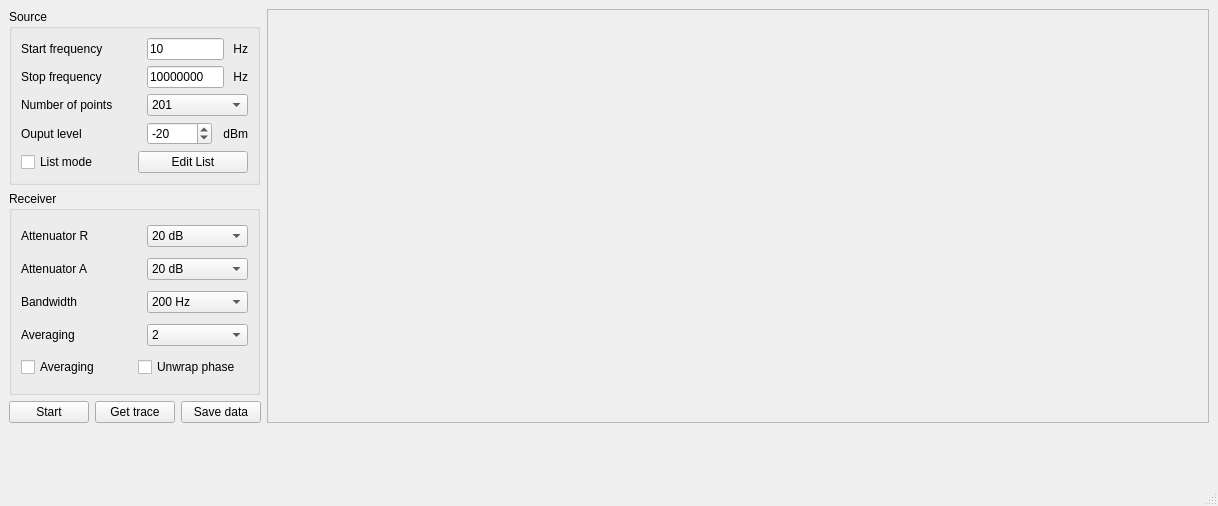
Before: the Qt Designer form mainwindow.ui in derlucae98/8751A_loop_gain_phase_gui, drawn with Qt 5.
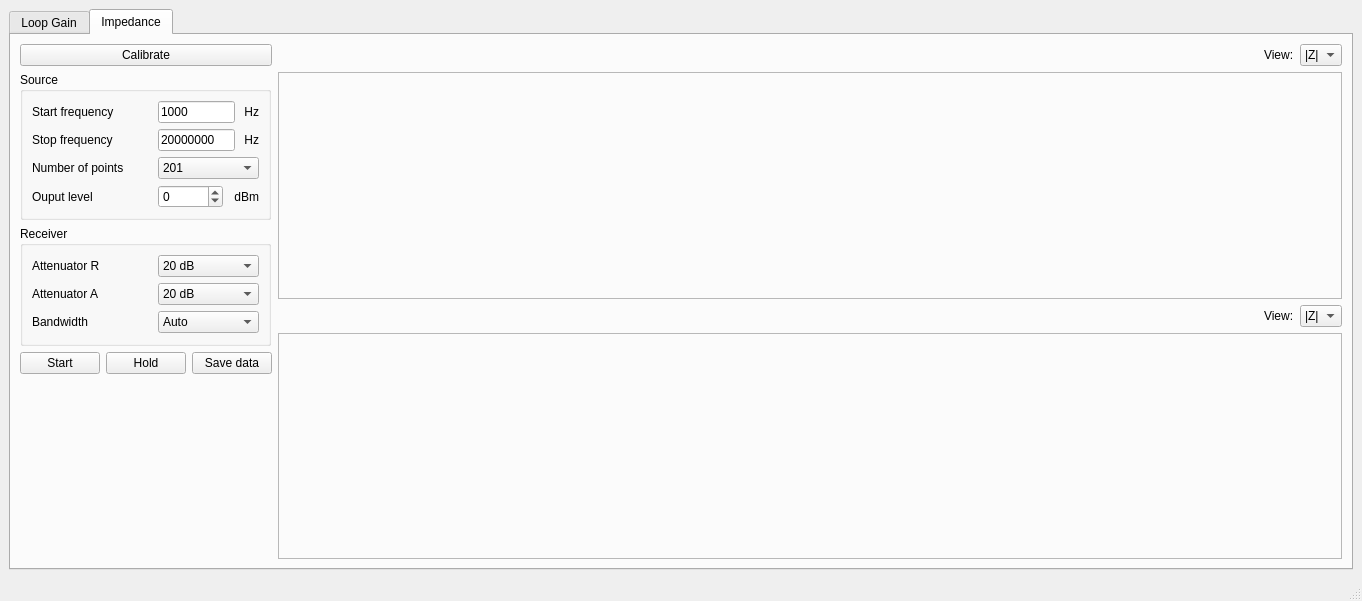
After: the same form once the commit is applied. The open tabs and pages were chosen to show the change.

Commit message: Add impedance measurement in new tab

```diff
--- a/mainwindow.ui
+++ b/mainwindow.ui
@@ -6,14 +6,24 @@
    <rect>
     <x>0</x>
     <y>0</y>
-    <width>1218</width>
-    <height>506</height>
+    <width>1362</width>
+    <height>601</height>
    </rect>
   </property>
   <property name="windowTitle">
    <string>HP 8751A GUI</string>
   </property>
   <widget class="QWidget" name="centralwidget">
+   <layout class="QGridLayout" name="gridLayout">
+    <item row="0" column="0">
+     <widget class="QTabWidget" name="tabWidget">
+      <property name="currentIndex">
+       <number>0</number>
+      </property>
+      <widget class="QWidget" name="loop">
+       <attribute name="title">
+        <string>Loop Gain</string>
+       </attribute>
    <layout class="QFormLayout" name="formLayout">
     <item row="0" column="0">
      <layout class="QVBoxLayout" name="verticalLayout">
@@ -28,7 +38,7 @@
         <property name="title">
          <string>Source</string>
         </property>
-        <layout class="QGridLayout" name="gridLayout">
+            <layout class="QGridLayout" name="gridLayout_2">
          <item row="0" column="0">
           <layout class="QHBoxLayout" name="horizontalLayout">
            <item>
@@ -257,7 +267,7 @@
         <property name="title">
          <string>Receiver</string>
         </property>
-        <layout class="QGridLayout" name="gridLayout_2">
+            <layout class="QGridLayout" name="gridLayout_3">
          <item row="0" column="0">
           <layout class="QHBoxLayout" name="horizontalLayout_5">
            <item>
@@ -508,6 +518,19 @@
         </item>
        </layout>
       </item>
+          <item>
+           <spacer name="verticalSpacer">
+            <property name="orientation">
+             <enum>Qt::Vertical</enum>
+            </property>
+            <property name="sizeHint" stdset="0">
+             <size>
+              <width>20</width>
+              <height>40</height>
+             </size>
+            </property>
+           </spacer>
+          </item>
      </layout>
     </item>
     <item row="0" column="1">
@@ -525,6 +548,583 @@
     </item>
    </layout>
   </widget>
+      <widget class="QWidget" name="impedance">
+       <attribute name="title">
+        <string>Impedance</string>
+       </attribute>
+       <layout class="QGridLayout" name="gridLayout_6">
+        <item row="0" column="0" rowspan="2">
+         <layout class="QVBoxLayout" name="verticalLayout_2">
+          <item>
+           <widget class="QPushButton" name="pushButton">
+            <property name="text">
+             <string>Calibrate</string>
+            </property>
+           </widget>
+          </item>
+          <item>
+           <widget class="QGroupBox" name="grpSource_2">
+            <property name="maximumSize">
+             <size>
+              <width>251</width>
+              <height>16777215</height>
+             </size>
+            </property>
+            <property name="title">
+             <string>Source</string>
+            </property>
+            <layout class="QGridLayout" name="gridLayout_4">
+             <item row="2" column="0">
+              <layout class="QHBoxLayout" name="horizontalLayout_14">
+               <item>
+                <widget class="QLabel" name="label_15">
+                 <property name="minimumSize">
+                  <size>
+                   <width>120</width>
+                   <height>0</height>
+                  </size>
+                 </property>
+                 <property name="maximumSize">
+                  <size>
+                   <width>120</width>
+                   <height>16777215</height>
+                  </size>
+                 </property>
+                 <property name="text">
+                  <string>Number of points</string>
+                 </property>
+                </widget>
+               </item>
+               <item>
+                <widget class="QComboBox" name="numberOfPoints_imp">
+                 <property name="currentIndex">
+                  <number>2</number>
+                 </property>
+                 <item>
+                  <property name="text">
+                   <string>51</string>
+                  </property>
+                 </item>
+                 <item>
+                  <property name="text">
+                   <string>101</string>
+                  </property>
+                 </item>
+                 <item>
+                  <property name="text">
+                   <string>201</string>
+                  </property>
+                 </item>
+                 <item>
+                  <property name="text">
+                   <string>401</string>
+                  </property>
+                 </item>
+                 <item>
+                  <property name="text">
+                   <string>801</string>
+                  </property>
+                 </item>
+                </widget>
+               </item>
+              </layout>
+             </item>
+             <item row="3" column="0">
+              <layout class="QHBoxLayout" name="horizontalLayout_15">
+               <item>
+                <widget class="QLabel" name="label_16">
+                 <property name="minimumSize">
+                  <size>
+                   <width>120</width>
+                   <height>0</height>
+                  </size>
+                 </property>
+                 <property name="maximumSize">
+                  <size>
+                   <width>120</width>
+                   <height>16777215</height>
+                  </size>
+                 </property>
+                 <property name="text">
+                  <string>Ouput level</string>
+                 </property>
+                </widget>
+               </item>
+               <item>
+                <widget class="QDoubleSpinBox" name="outputPower_imp">
+                 <property name="decimals">
+                  <number>0</number>
+                 </property>
+                 <property name="minimum">
+                  <double>-50.000000000000000</double>
+                 </property>
+                 <property name="maximum">
+                  <double>15.000000000000000</double>
+                 </property>
+                 <property name="value">
+                  <double>0.000000000000000</double>
+                 </property>
+                </widget>
+               </item>
+               <item>
+                <widget class="QLabel" name="label_17">
+                 <property name="maximumSize">
+                  <size>
+                   <width>30</width>
+                   <height>16777215</height>
+                  </size>
+                 </property>
+                 <property name="text">
+                  <string>dBm</string>
+                 </property>
+                 <property name="alignment">
+                  <set>Qt::AlignRight|Qt::AlignTrailing|Qt::AlignVCenter</set>
+                 </property>
+                </widget>
+               </item>
+              </layout>
+             </item>
+             <item row="0" column="0">
+              <layout class="QHBoxLayout" name="horizontalLayout_12">
+               <item>
+                <widget class="QLabel" name="label_9">
+                 <property name="minimumSize">
+                  <size>
+                   <width>120</width>
+                   <height>0</height>
+                  </size>
+                 </property>
+                 <property name="maximumSize">
+                  <size>
+                   <width>120</width>
+                   <height>16777215</height>
+                  </size>
+                 </property>
+                 <property name="text">
+                  <string>Start frequency</string>
+                 </property>
+                </widget>
+               </item>
+               <item>
+                <widget class="QLineEdit" name="startFreq_imp">
+                 <property name="text">
+                  <string>1000</string>
+                 </property>
+                </widget>
+               </item>
+               <item>
+                <widget class="QLabel" name="label_11">
+                 <property name="text">
+                  <string> Hz</string>
+                 </property>
+                 <property name="alignment">
+                  <set>Qt::AlignRight|Qt::AlignTrailing|Qt::AlignVCenter</set>
+                 </property>
+                </widget>
+               </item>
+              </layout>
+             </item>
+             <item row="1" column="0">
+              <layout class="QHBoxLayout" name="horizontalLayout_13">
+               <item>
+                <widget class="QLabel" name="label_13">
+                 <property name="minimumSize">
+                  <size>
+                   <width>120</width>
+                   <height>0</height>
+                  </size>
+                 </property>
+                 <property name="maximumSize">
+                  <size>
+                   <width>120</width>
+                   <height>16777215</height>
+                  </size>
+                 </property>
+                 <property name="text">
+                  <string>Stop frequency</string>
+                 </property>
+                </widget>
+               </item>
+               <item>
+                <widget class="QLineEdit" name="stopFreq_imp">
+                 <property name="text">
+                  <string>20000000</string>
+                 </property>
+                </widget>
+               </item>
+               <item>
+                <widget class="QLabel" name="label_14">
+                 <property name="text">
+                  <string> Hz</string>
+                 </property>
+                 <property name="alignment">
+                  <set>Qt::AlignRight|Qt::AlignTrailing|Qt::AlignVCenter</set>
+                 </property>
+                </widget>
+               </item>
+              </layout>
+             </item>
+            </layout>
+           </widget>
+          </item>
+          <item>
+           <widget class="QGroupBox" name="grpReceive_2">
+            <property name="minimumSize">
+             <size>
+              <width>0</width>
+              <height>120</height>
+             </size>
+            </property>
+            <property name="maximumSize">
+             <size>
+              <width>251</width>
+              <height>16777215</height>
+             </size>
+            </property>
+            <property name="title">
+             <string>Receiver</string>
+            </property>
+            <layout class="QGridLayout" name="gridLayout_5">
+             <item row="2" column="0">
+              <layout class="QHBoxLayout" name="horizontalLayout_19">
+               <item>
+                <widget class="QLabel" name="label_20">
+                 <property name="minimumSize">
+                  <size>
+                   <width>120</width>
+                   <height>0</height>
+                  </size>
+                 </property>
+                 <property name="maximumSize">
+                  <size>
+                   <width>120</width>
+                   <height>16777215</height>
+                  </size>
+                 </property>
+                 <property name="text">
+                  <string>Bandwidth</string>
+                 </property>
+                </widget>
+               </item>
+               <item>
+                <widget class="QComboBox" name="ifBw_imp">
+                 <property name="currentIndex">
+                  <number>5</number>
+                 </property>
+                 <item>
+                  <property name="text">
+                   <string>2 Hz</string>
+                  </property>
+                 </item>
+                 <item>
+                  <property name="text">
+                   <string>20 Hz</string>
+                  </property>
+                 </item>
+                 <item>
+                  <property name="text">
+                   <string>200 Hz</string>
+                  </property>
+                 </item>
+                 <item>
+                  <property name="text">
+                   <string>1 kHz</string>
+                  </property>
+                 </item>
+                 <item>
+                  <property name="text">
+                   <string>4 kHz</string>
+                  </property>
+                 </item>
+                 <item>
+                  <property name="text">
+                   <string>Auto</string>
+                  </property>
+                 </item>
+                </widget>
+               </item>
+              </layout>
+             </item>
+             <item row="0" column="0">
+              <layout class="QHBoxLayout" name="horizontalLayout_17">
+               <item>
+                <widget class="QLabel" name="label_18">
+                 <property name="minimumSize">
+                  <size>
+                   <width>120</width>
+                   <height>0</height>
+                  </size>
+                 </property>
+                 <property name="maximumSize">
+                  <size>
+                   <width>120</width>
+                   <height>16777215</height>
+                  </size>
+                 </property>
+                 <property name="text">
+                  <string>Attenuator R</string>
+                 </property>
+                </widget>
+               </item>
+               <item>
+                <widget class="QComboBox" name="attenR_imp">
+                 <property name="currentIndex">
+                  <number>1</number>
+                 </property>
+                 <item>
+                  <property name="text">
+                   <string>0 dB</string>
+                  </property>
+                 </item>
+                 <item>
+                  <property name="text">
+                   <string>20 dB</string>
+                  </property>
+                 </item>
+                </widget>
+               </item>
+              </layout>
+             </item>
+             <item row="1" column="0">
+              <layout class="QHBoxLayout" name="horizontalLayout_18">
+               <item>
+                <widget class="QLabel" name="label_19">
+                 <property name="minimumSize">
+                  <size>
+                   <width>120</width>
+                   <height>0</height>
+                  </size>
+                 </property>
+                 <property name="maximumSize">
+                  <size>
+                   <width>120</width>
+                   <height>16777215</height>
+                  </size>
+                 </property>
+                 <property name="text">
+                  <string>Attenuator A</string>
+                 </property>
+                </widget>
+               </item>
+               <item>
+                <widget class="QComboBox" name="attenA_imp">
+                 <property name="currentIndex">
+                  <number>1</number>
+                 </property>
+                 <item>
+                  <property name="text">
+                   <string>0 dB</string>
+                  </property>
+                 </item>
+                 <item>
+                  <property name="text">
+                   <string>20 dB</string>
+                  </property>
+                 </item>
+                </widget>
+               </item>
+              </layout>
+             </item>
+            </layout>
+           </widget>
+          </item>
+          <item>
+           <layout class="QHBoxLayout" name="horizontalLayout_22">
+            <property name="sizeConstraint">
+             <enum>QLayout::SetMinimumSize</enum>
+            </property>
+            <item>
+             <widget class="QPushButton" name="btnStart_imp">
+              <property name="maximumSize">
+               <size>
+                <width>9999</width>
+                <height>16777215</height>
+               </size>
+              </property>
+              <property name="text">
+               <string>Start</string>
+              </property>
+             </widget>
+            </item>
+            <item>
+             <widget class="QPushButton" name="btnHold_imp">
+              <property name="text">
+               <string>Hold</string>
+              </property>
+             </widget>
+            </item>
+            <item>
+             <widget class="QPushButton" name="btnSave_imp">
+              <property name="text">
+               <string>Save data</string>
+              </property>
+             </widget>
+            </item>
+           </layout>
+          </item>
+          <item>
+           <spacer name="verticalSpacer_2">
+            <property name="orientation">
+             <enum>Qt::Vertical</enum>
+            </property>
+            <property name="sizeHint" stdset="0">
+             <size>
+              <width>20</width>
+              <height>40</height>
+             </size>
+            </property>
+           </spacer>
+          </item>
+         </layout>
+        </item>
+        <item row="0" column="1">
+         <layout class="QVBoxLayout" name="verticalLayout_3">
+          <item>
+           <layout class="QHBoxLayout" name="horizontalLayout_23">
+            <item>
+             <spacer name="horizontalSpacer">
+              <property name="orientation">
+               <enum>Qt::Horizontal</enum>
+              </property>
+              <property name="sizeHint" stdset="0">
+               <size>
+                <width>40</width>
+                <height>20</height>
+               </size>
+              </property>
+             </spacer>
+            </item>
+            <item>
+             <widget class="QLabel" name="label_21">
+              <property name="text">
+               <string>View:</string>
+              </property>
+             </widget>
+            </item>
+            <item>
+             <widget class="QComboBox" name="view_u_imp">
+              <item>
+               <property name="text">
+                <string>|Z|</string>
+               </property>
+              </item>
+              <item>
+               <property name="text">
+                <string>L</string>
+               </property>
+              </item>
+              <item>
+               <property name="text">
+                <string>C</string>
+               </property>
+              </item>
+              <item>
+               <property name="text">
+                <string>R</string>
+               </property>
+              </item>
+             </widget>
+            </item>
+           </layout>
+          </item>
+          <item>
+           <widget class="QFrame" name="chart_imp_u">
+            <property name="minimumSize">
+             <size>
+              <width>1000</width>
+              <height>200</height>
+             </size>
+            </property>
+            <property name="contextMenuPolicy">
+             <enum>Qt::CustomContextMenu</enum>
+            </property>
+            <property name="frameShape">
+             <enum>QFrame::StyledPanel</enum>
+            </property>
+            <property name="frameShadow">
+             <enum>QFrame::Raised</enum>
+            </property>
+           </widget>
+          </item>
+         </layout>
+        </item>
+        <item row="1" column="1">
+         <layout class="QVBoxLayout" name="verticalLayout_4">
+          <item>
+           <layout class="QHBoxLayout" name="horizontalLayout_24">
+            <item>
+             <spacer name="horizontalSpacer_2">
+              <property name="orientation">
+               <enum>Qt::Horizontal</enum>
+              </property>
+              <property name="sizeHint" stdset="0">
+               <size>
+                <width>40</width>
+                <height>20</height>
+               </size>
+              </property>
+             </spacer>
+            </item>
+            <item>
+             <widget class="QLabel" name="label_22">
+              <property name="text">
+               <string>View:</string>
+              </property>
+             </widget>
+            </item>
+            <item>
+             <widget class="QComboBox" name="view_l_imp">
+              <item>
+               <property name="text">
+                <string>|Z|</string>
+               </property>
+              </item>
+              <item>
+               <property name="text">
+                <string>L</string>
+               </property>
+              </item>
+              <item>
+               <property name="text">
+                <string>C</string>
+               </property>
+              </item>
+              <item>
+               <property name="text">
+                <string>R</string>
+               </property>
+              </item>
+             </widget>
+            </item>
+           </layout>
+          </item>
+          <item>
+           <widget class="QFrame" name="chart_imp_l">
+            <property name="minimumSize">
+             <size>
+              <width>1000</width>
+              <height>200</height>
+             </size>
+            </property>
+            <property name="contextMenuPolicy">
+             <enum>Qt::CustomContextMenu</enum>
+            </property>
+            <property name="frameShape">
+             <enum>QFrame::StyledPanel</enum>
+            </property>
+            <property name="frameShadow">
+             <enum>QFrame::Raised</enum>
+            </property>
+           </widget>
+          </item>
+         </layout>
+        </item>
+       </layout>
+      </widget>
+     </widget>
+    </item>
+   </layout>
+  </widget>
   <widget class="QMenuBar" name="menubar">
    <property name="geometry">
     <rect>
```
Left out of the diff: 4 changed lines with no effect on the pictures. Lines whose indentation alone changed are shown as unchanged. The commit also changes 6 other files.
